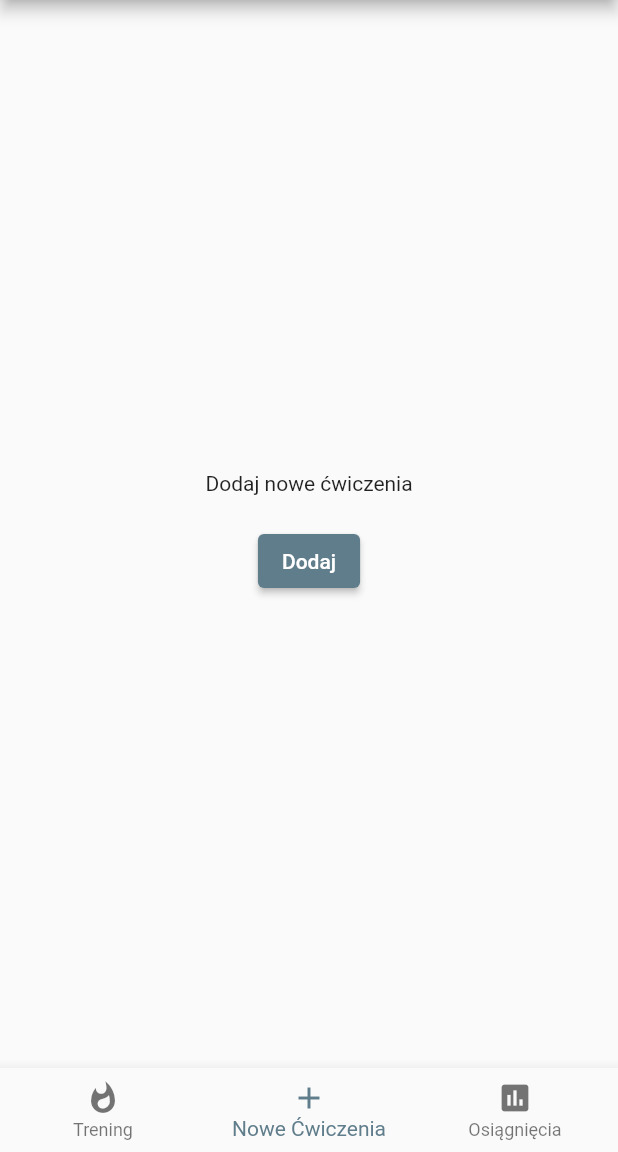
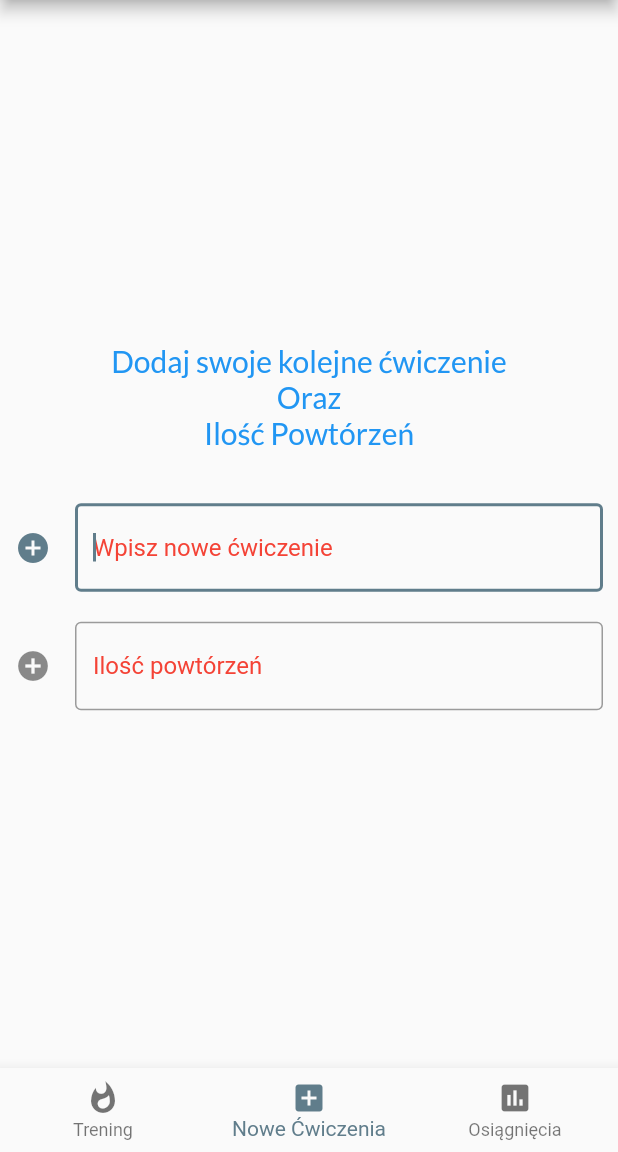
Before and after one commit to kacperreszka/gym_project, a Flutter app: the screen it shows once a user with an empty profile is signed in, item 2 of the bottom bar chosen, on a phone screen of 412 x 824 dp, the part 84-1236 px from its top. Run offline on Flutter 3.47's test engine with Material 2 defaults, Android fonts, the phone set to English and light mode, and no system bars; our stand-ins replace bloc, cloud_firestore, firebase_auth, firebase_core, flutter_bloc, google_fonts; missing offline and left inert: flutterfire_ui; accounts and stored records are empty; statements that could not run were skipped.

Commit message:
Add textfield in add page

```diff
--- a/lib/futures/add_page/add_page_content.dart
+++ b/lib/futures/add_page/add_page_content.dart
@@ -1,10 +1,17 @@
 import 'package:flutter/material.dart';
+import 'package:google_fonts/google_fonts.dart';
 
-class AddPageContent extends StatelessWidget {
+class AddPageContent extends StatefulWidget {
   const AddPageContent({
     Key? key,
   }) : super(key: key);
 
+  @override
+  State<AddPageContent> createState() => _AddPageContentState();
+}
+
+class _AddPageContentState extends State<AddPageContent> {
+  var newTask = '';
   @override
   Widget build(BuildContext context) {
     return Scaffold(
@@ -12,9 +19,62 @@ class AddPageContent extends StatelessWidget {
         child: Column(
           mainAxisAlignment: MainAxisAlignment.center,
           children: [
-            const Text('Dodaj nowe ćwiczenia'),
-            const SizedBox(height: 20),
-            ElevatedButton(onPressed: () {}, child: Text('Dodaj'))
+            Text(
+              'Dodaj swoje kolejne ćwiczenie',
+              style: GoogleFonts.lato(
+                fontSize: 20,
+                color: Colors.blue,
+              ),
+            ),
+            Text(
+              'Oraz',
+              style: GoogleFonts.lato(
+                fontSize: 20,
+                color: Colors.blue,
+              ),
+            ),
+            Text(
+              'Ilość Powtórzeń',
+              style: GoogleFonts.lato(
+                fontSize: 20,
+                color: Colors.blue,
+              ),
+            ),
+            const SizedBox(height: 25),
+            Padding(
+              padding: const EdgeInsets.all(10.0),
+              child: TextField(
+                decoration: const InputDecoration(
+                  border: OutlineInputBorder(),
+                  icon: Icon(Icons.add_circle),
+                  hintText: 'Wpisz nowe ćwiczenie',
+                  hintStyle: TextStyle(color: Colors.red),
+                ),
+                autofocus: true,
+                onChanged: (newValue) {
+                  setState(() {
+                    newTask = newValue;
+                  });
+                },
+              ),
+            ),
+            Padding(
+              padding: const EdgeInsets.all(10.0),
+              child: TextField(
+                decoration: const InputDecoration(
+                  border: OutlineInputBorder(),
+                  icon: Icon(Icons.add_circle),
+                  hintText: 'Ilość powtórzeń',
+                  hintStyle: TextStyle(color: Colors.red),
+                ),
+                autofocus: true,
+                onChanged: (newValue) {
+                  setState(() {
+                    newTask = newValue;
+                  });
+                },
+              ),
+            ),
           ],
         ),
       ),
--- a/lib/futures/auth/pages/auth_gate.dart
+++ b/lib/futures/auth/pages/auth_gate.dart
@@ -13,7 +13,6 @@ class AuthGate extends StatelessWidget {
       builder: (context, snapshot) {
         return StreamBuilder<User?>(
           stream: FirebaseAuth.instance.authStateChanges(),
-          // If the user is already signed-in, use it as initial data
           initialData: FirebaseAuth.instance.currentUser,
           builder: (context, snapshot) {
             if (!snapshot.hasData) {
@@ -23,7 +22,6 @@ class AuthGate extends StatelessWidget {
               ]);
             }
 
-            // Render your application if authenticated
             return const HomePage();
           },
         );
--- a/lib/futures/home/home_page.dart
+++ b/lib/futures/home/home_page.dart
@@ -54,7 +54,7 @@ class _HomePageState extends State<HomePage> {
         items: const [
           BottomNavigationBarItem(icon: Icon(Icons.whatshot), label: 'Trening'),
           BottomNavigationBarItem(
-              icon: Icon(Icons.add), label: 'Nowe Ćwiczenia'),
+              icon: Icon(Icons.add_box), label: 'Nowe Ćwiczenia'),
           BottomNavigationBarItem(icon: Icon(Icons.poll), label: 'Osiągnięcia'),
         ],
       ),
--- a/pubspec.yaml
+++ b/pubspec.yaml
@@ -42,6 +42,8 @@ dependencies:
   cloud_firestore: ^4.3.1
   flutterfire_ui: ^0.4.3+20
   bloc: ^8.1.0
+  beauty_textfield: ^0.0.1
+  google_fonts: ^3.0.1
 
 dev_dependencies:
   flutter_test:
```
Also changed, not shown: pubspec.lock, 1 other file.
